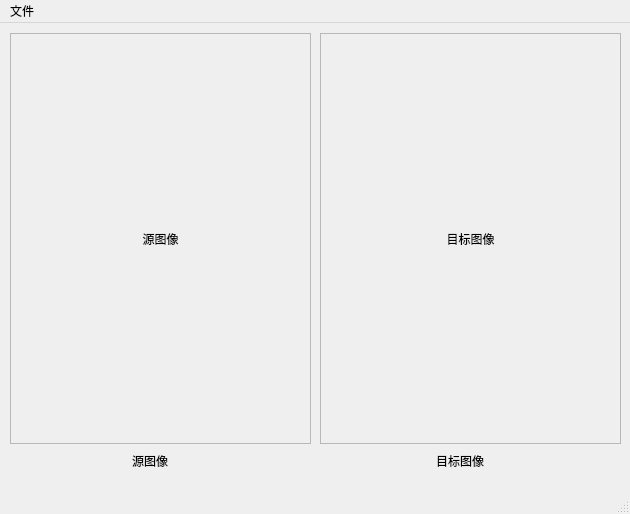
Before: the Qt Designer form mainwindow.ui in ShawnZhang31/Mac-OpenCV-QT5.6, drawn with Qt 5.
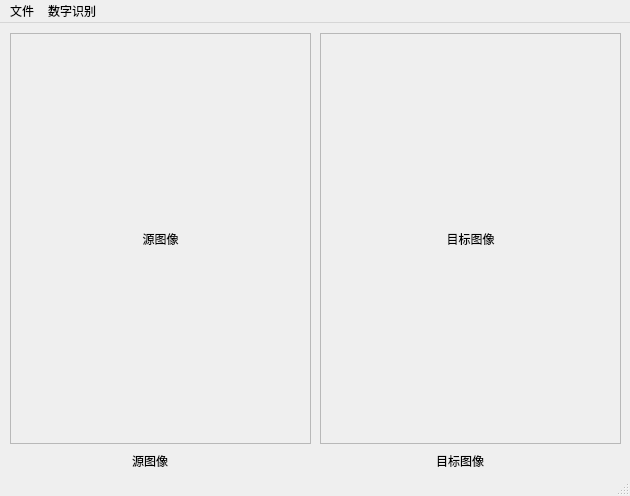
After: the same form once the commit is applied.

```diff
--- a/mainwindow.ui
+++ b/mainwindow.ui
@@ -7,7 +7,7 @@
     <x>0</x>
     <y>0</y>
     <width>630</width>
-    <height>514</height>
+    <height>496</height>
    </rect>
   </property>
   <property name="windowTitle">
@@ -103,7 +103,16 @@
     <addaction name="actionClear"/>
     <addaction name="actionExit"/>
    </widget>
+   <widget class="QMenu" name="DigitalDistinguish">
+    <property name="title">
+     <string>数字识别</string>
+    </property>
+    <addaction name="actionImageShow"/>
+    <addaction name="actionDialogShow"/>
+    <addaction name="actionImageAndInfo"/>
+   </widget>
    <addaction name="File"/>
+   <addaction name="DigitalDistinguish"/>
   </widget>
   <widget class="QStatusBar" name="statusBar"/>
   <action name="action_Open_TestImage">
```
Left out of the diff: 23 changed lines with no effect on the pictures.
